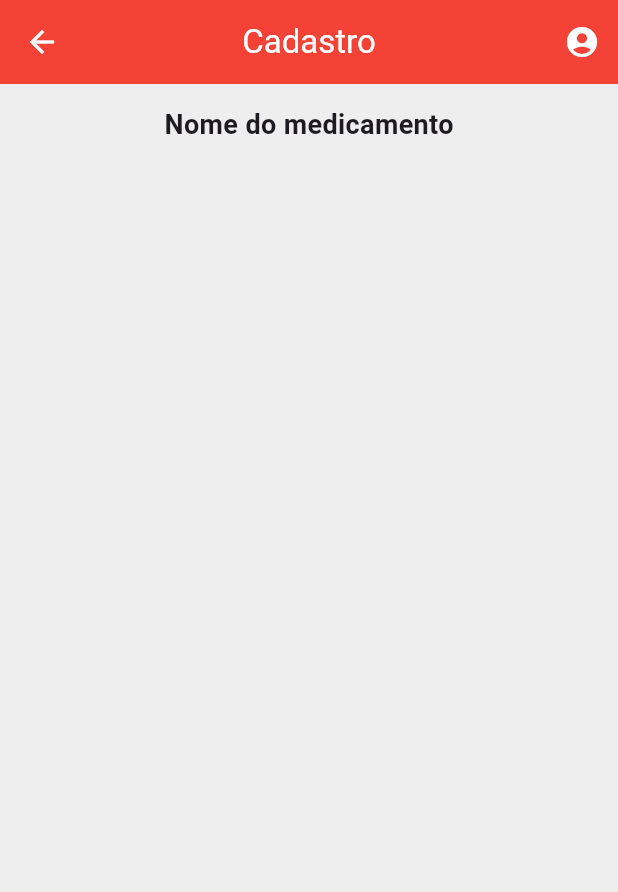
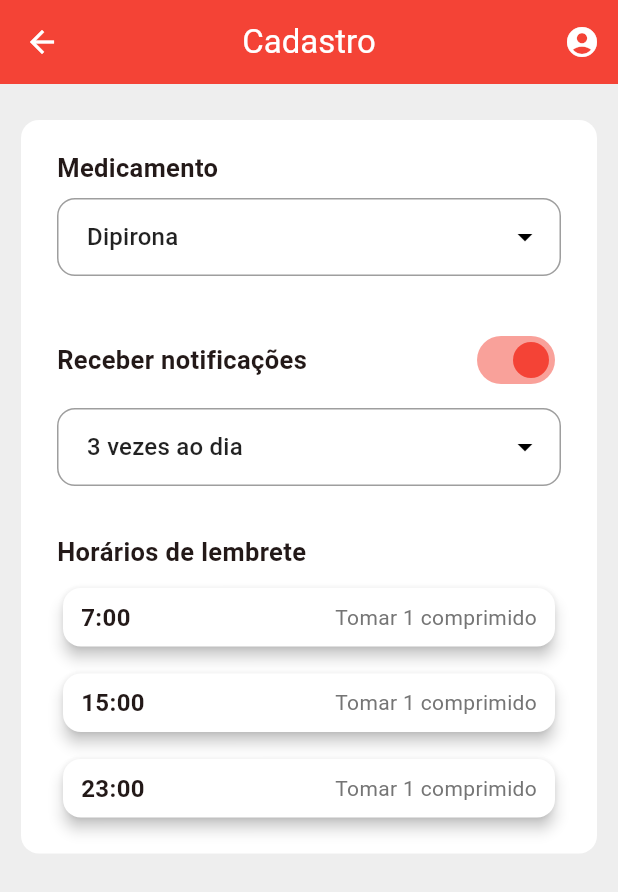
Before and after one commit to GESyCA/FarmacIA, a Flutter app: the AddMedicinePage screen opened by its route, on a phone screen of 412 x 824 dp. Shown: the top 892 px of the screen. Run offline on Flutter 3.47's test engine with Material 3 defaults, Android fonts, the phone set to English and light mode, and no system bars; our stand-ins replace flutter_svg.

```diff
--- a/Paciente/farmacia/lib/app/ui/pages/add_medicine_page.dart
+++ b/Paciente/farmacia/lib/app/ui/pages/add_medicine_page.dart
@@ -8,6 +8,13 @@ class AddMedicinePage extends StatefulWidget {
 }
 
 class _AddMedicinePageState extends State<AddMedicinePage> {
+  String? selectedMedication = "Dipirona";
+  bool receiveNotifications = true;
+  String? selectedFrequency = "3 vezes ao dia";
+  String dose = "500 mg";
+  String? selectedForm = "Comprimido";
+  DateTime? selectedDate;
+
   @override
   Widget build(BuildContext context) {
     return Scaffold(
@@ -28,17 +35,162 @@ class _AddMedicinePageState extends State<AddMedicinePage> {
       body: Container(
         width: MediaQuery.of(context).size.width,
         height: MediaQuery.of(context).size.height,
-        padding: const EdgeInsets.all(14),
+        padding: const EdgeInsets.symmetric(
+          horizontal: 14,
+          vertical: 24,
+        ),
         decoration: BoxDecoration(
           color: Colors.grey[200],
         ),
-        child: Column(
+        child: SingleChildScrollView(
+          child: Column(
+            crossAxisAlignment: CrossAxisAlignment.start,
+            children: [
+              Container(
+                width: MediaQuery.of(context).size.width,
+                padding: EdgeInsets.symmetric(
+                  horizontal: 24,
+                  vertical: 20,
+                ),
+                decoration: BoxDecoration(
+                  color: Colors.white,
+                  borderRadius: BorderRadius.circular(12),
+                ),
+                child: Column(
+                  crossAxisAlignment: CrossAxisAlignment.start,
+                  children: [
+                    Text(
+                      "Medicamento",
+                      style: TextStyle(
+                        fontSize: 17,
+                        fontWeight: FontWeight.bold,
+                      ),
+                    ),
+                    SizedBox(
+                      height: 8,
+                    ),
+                    _dropDown(
+                        "Dipirona", ["Dipirona", "Paracetamol", "Ibuprofeno"]),
+                    SizedBox(
+                      height: 32,
+                    ),
+                    Row(
+                      mainAxisAlignment: MainAxisAlignment.spaceBetween,
+                      children: [
+                        Text(
+                          "Receber notificações",
+                          style: TextStyle(
+                            fontSize: 17,
+                            fontWeight: FontWeight.bold,
+                          ),
+                        ),
+                        Switch(
+                          value: receiveNotifications,
+                          activeColor: Colors.red,
+                          onChanged: (value) {
+                            setState(() {
+                              receiveNotifications = value;
+                            });
+                          },
+                        ),
+                      ],
+                    ),
+                    SizedBox(
+                      height: 8,
+                    ),
+                    _dropDown("3 vezes ao dia",
+                        ["3 vezes ao dia", "2 vezes ao dia", "1 vez ao dia"]),
+                    SizedBox(
+                      height: 32,
+                    ),
+                    Text(
+                      "Horários de lembrete",
+                      style: TextStyle(
+                        fontSize: 17,
+                        fontWeight: FontWeight.bold,
+                      ),
+                    ),
+                    SizedBox(
+                      height: 8,
+                    ),
+                    _reminderCard(
+                        time: "7:00", description: "Tomar 1 comprimido"),
+                    SizedBox(height: 10),
+                    _reminderCard(
+                        time: "15:00", description: "Tomar 1 comprimido"),
+                    SizedBox(height: 10),
+                    _reminderCard(
+                        time: "23:00", description: "Tomar 1 comprimido"),
+                  ],
+                ),
+              )
+            ],
+          ),
+        ),
+      ),
+    );
+  }
+
+  DropdownButtonFormField<String> _dropDown(
+      String? selectedMedication, List<String> selectItems) {
+    return DropdownButtonFormField<String>(
+      value: selectedMedication, // Default selected value
+      onChanged: (newValue) {
+        // Handle value change
+      },
+      items: selectItems
+          .map((med) => DropdownMenuItem(
+                value: med,
+                child: Text(med,
+                    style: TextStyle(fontSize: 16, color: Colors.black87)),
+              ))
+          .toList(),
+      decoration: InputDecoration(
+        contentPadding: EdgeInsets.symmetric(
+            horizontal: 16, vertical: 14),
+        border: OutlineInputBorder(
+          borderRadius: BorderRadius.circular(12),
+          borderSide: BorderSide(color: Colors.grey),
+        ),
+        enabledBorder: OutlineInputBorder(
+          borderRadius: BorderRadius.circular(12),
+          borderSide: BorderSide(color: Colors.grey),
+        ),
+        focusedBorder: OutlineInputBorder(
+          borderRadius: BorderRadius.circular(12),
+          borderSide: BorderSide(color: Colors.grey), // Highlight on focus
+        ),
+      ),
+      icon: Icon(Icons.arrow_drop_down,
+          color: Colors.black), // Custom dropdown icon
+      dropdownColor: Colors.white, // Background of dropdown menu
+    );
+  }
+
+  Card _reminderCard({required String time, required String description}) {
+    return Card(
+      color: Colors.white,
+      elevation: 4,
+      shape: RoundedRectangleBorder(
+        borderRadius: BorderRadius.circular(12),
+      ),
+      child: Padding(padding: EdgeInsets.symmetric(vertical: 8, horizontal: 12),
+        child: Row(
+          mainAxisAlignment: MainAxisAlignment.spaceBetween,
+
           children: [
             Text(
-              "Nome do medicamento",
+              time,
               style: TextStyle(
-                fontSize: 18,
-                fontWeight: FontWeight.bold,
+                fontSize: 16,
+                fontWeight: FontWeight.w600,
+              ),
+            ),
+            Text(
+              description,
+              style: TextStyle(
+                fontSize: 14,
+                color: Colors.grey[600],
               ),
             ),
           ],
--- a/Paciente/farmacia/lib/main.dart
+++ b/Paciente/farmacia/lib/main.dart
@@ -19,7 +19,7 @@ class MyApp extends StatelessWidget {
     return MaterialApp(
       title: 'Flutter Demo',
       theme: ThemeData(
-        colorScheme: ColorScheme.fromSeed(seedColor: Colors.deepPurple),
+        colorScheme: ColorScheme.fromSeed(seedColor: Colors.red),
         useMaterial3: true,
       ),
       home: const LoginPage(),
```
